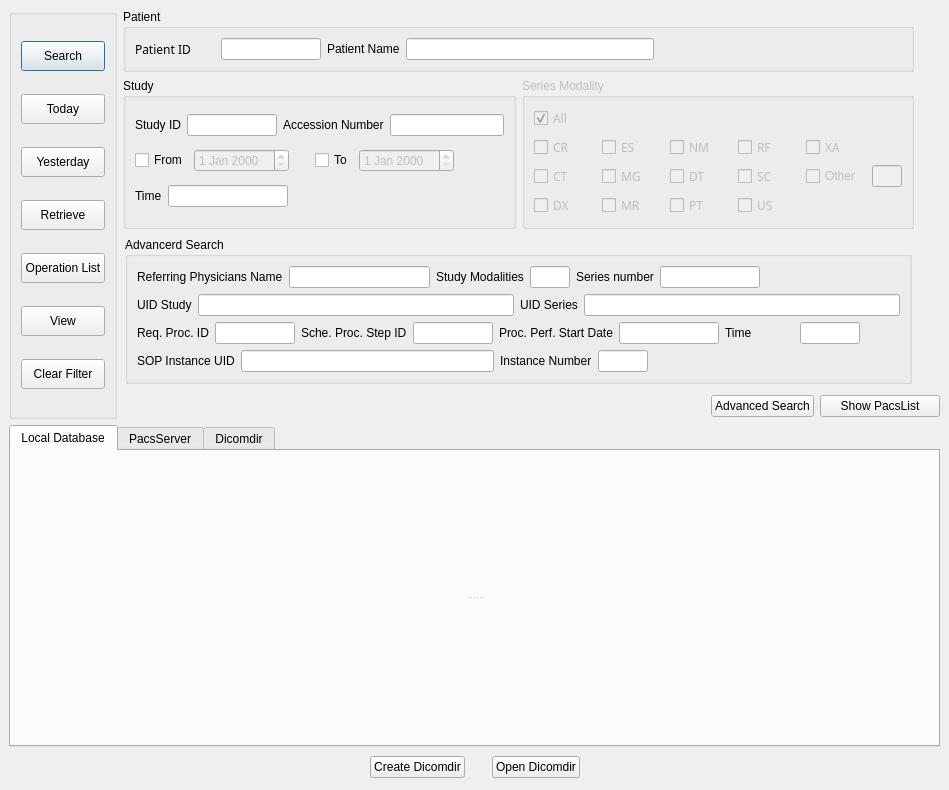
Qt form starviewer/src/inputoutput/queryscreenbase.ui (starviewer-medical/starviewer) before a commit.
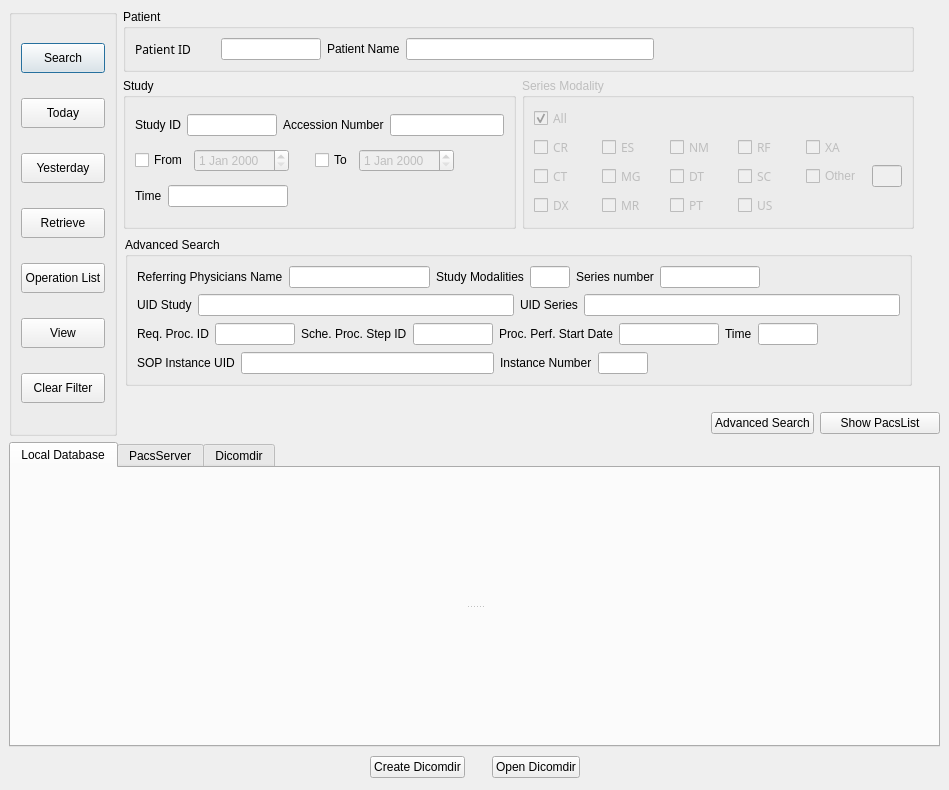
The same form after that commit. Custom widgets are drawn as their Qt base class.

Commit message: ENH: Fetes les traduccions d'aquesta part      Hi havia la tercera linia de textbox de la QuerysSreenBase que no apareixin ben posats a la pantalla s'ha solucionat, i s'ha arreglat alguna element mes      S'ha arreglat la presentació del QSeriesListWidgetBase.ui, les icones tenen el mateix tamany, el text surt ben formatejat, s'arreglat el problema que feia que si seleccionavem una serie que apareixia parcialment se n'anava a la última fila de totes.      S'ha arreglat un missatge de la QueryScreen

What changed in the file:
```diff
--- a/starviewer/src/inputoutput/queryscreenbase.ui
+++ b/starviewer/src/inputoutput/queryscreenbase.ui
@@ -1026,7 +1026,7 @@
                  </size>
                 </property>
                 <property name="title" >
-                 <string>Advancerd Search</string>
+                 <string>Advanced Search</string>
                 </property>
                 <layout class="QGridLayout" >
                  <property name="margin" >
@@ -1117,12 +1117,12 @@
                       <enum>Qt::Horizontal</enum>
                      </property>
                      <property name="sizeType" >
-                      <enum>QSizePolicy::Preferred</enum>
+                      <enum>QSizePolicy::Expanding</enum>
                      </property>
                      <property name="sizeHint" >
                       <size>
                        <width>40</width>
-                       <height>20</height>
+                       <height>24</height>
                       </size>
                      </property>
                     </spacer>
@@ -1301,10 +1301,13 @@
          <property name="orientation" >
           <enum>Qt::Vertical</enum>
          </property>
+         <property name="sizeType" >
+          <enum>QSizePolicy::Expanding</enum>
+         </property>
          <property name="sizeHint" >
           <size>
-           <width>20</width>
-           <height>1</height>
+           <width>797</width>
+           <height>16</height>
           </size>
          </property>
         </spacer>
```
The commit also changes 5 other files.
